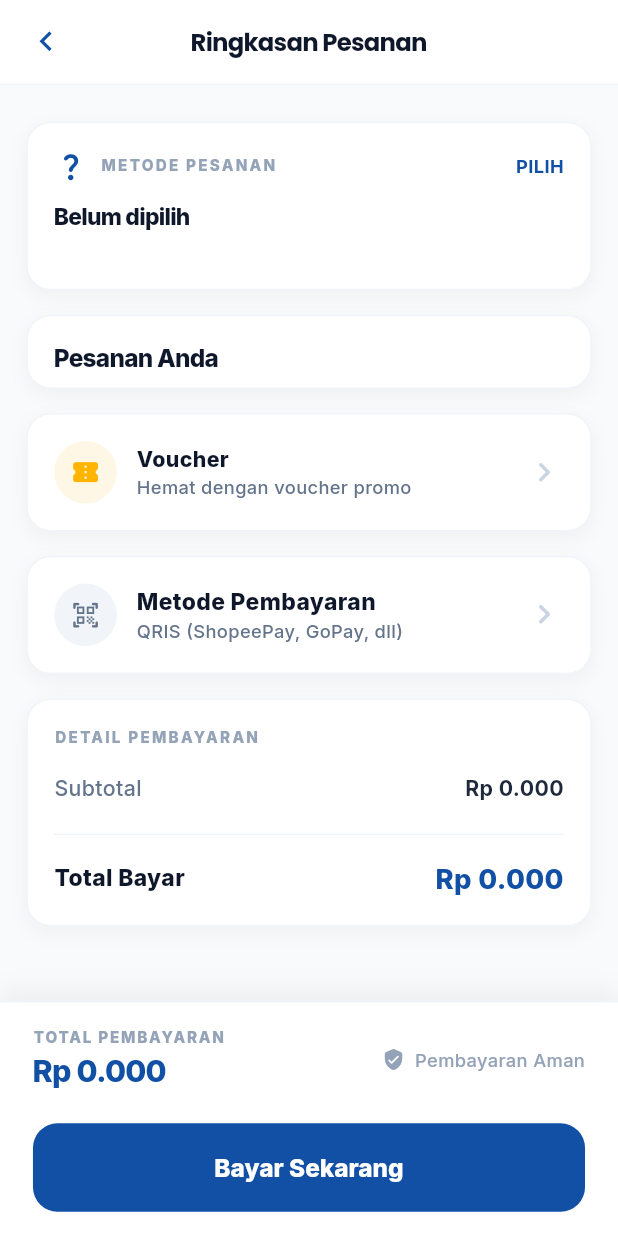
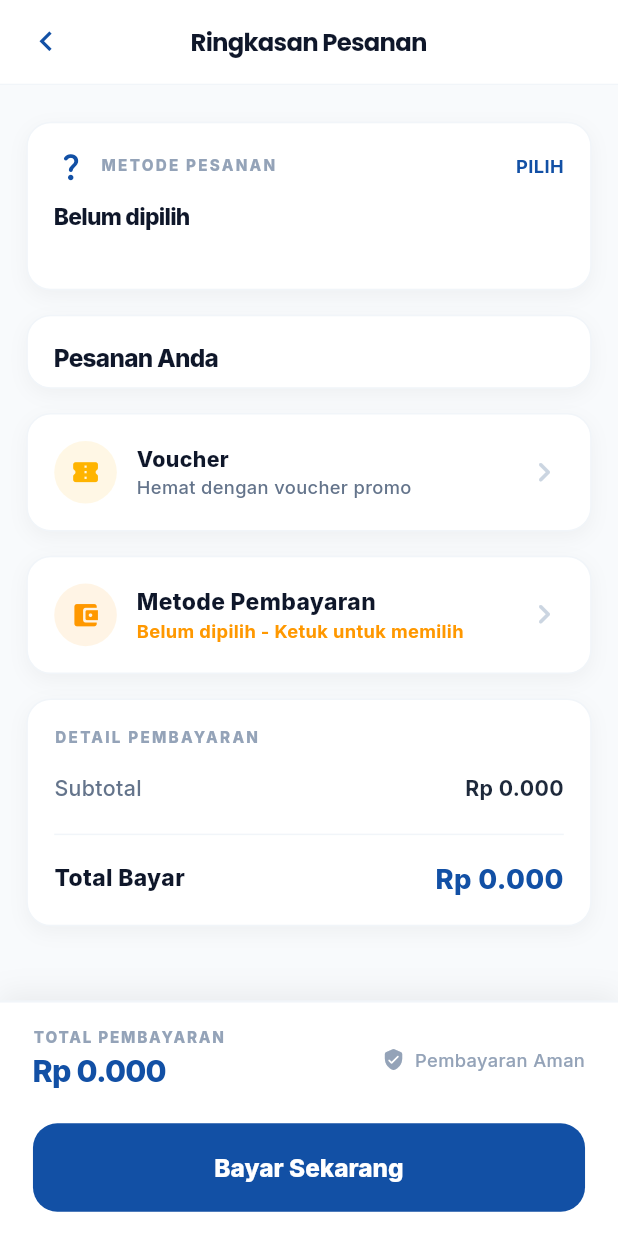
Before and after one commit to adydhermawan/ataskopi, a Flutter app: the CheckoutSummaryScreen screen opened directly, after a tap on "Bayar Sekarang", on a phone screen of 412 x 824 dp. Run offline on Flutter 3.47's test engine with Material 3 defaults, Android fonts, the phone set to English and light mode, and no system bars; our stand-ins replace flutter_map, flutter_riverpod, flutter_screenutil, geocoding, geolocator, google_fonts and 4 more; missing offline and left inert: dart:html, mobile_scanner; accounts and stored records are empty; network calls fail.

Commit message:
feat: make payment method selection mandatory during customer checkout

```diff
--- a/ataskopi_frontend/lib/features/checkout/presentation/screens/checkout_summary_screen.dart
+++ b/ataskopi_frontend/lib/features/checkout/presentation/screens/checkout_summary_screen.dart
@@ -43,54 +43,23 @@ class CheckoutSummaryScreen extends ConsumerWidget {
       }
     });
 
-    // Auto-initialize and validate payment method based on settings
+    // Validate payment method based on settings
     WidgetsBinding.instance.addPostFrameCallback((_) {
       if (settingsAsync.hasValue) {
         final settings = settingsAsync.value!;
-        final isInitialized = ref.read(isPaymentMethodInitializedProvider);
         final current = ref.read(selectedPaymentMethodProvider);
 
-        bool qrisActive = settings.qrisEnabled;
-        bool cashActive = settings.cashEnabled && (orderFlow.mode == OrderMode.dineIn || orderFlow.mode == OrderMode.pickup);
+        if (current.isNotEmpty) {
+          bool qrisActive = settings.qrisEnabled;
+          bool cashActive = settings.cashEnabled && (orderFlow.mode == OrderMode.dineIn || orderFlow.mode == OrderMode.pickup);
 
-        if (!isInitialized) {
-          // Initialize for the first time using backend settings' defaultPaymentMethod
-          String initialMethod = settings.defaultPaymentMethod == 'cash' || settings.defaultPaymentMethod == 'tunai'
-              ? 'tunai'
-              : 'qris';
-
-          // Check if the initial choice is active/valid
-          if (initialMethod == 'tunai' && !cashActive) {
-            initialMethod = 'qris';
-          } else if (initialMethod == 'qris' && !qrisActive) {
-            initialMethod = 'tunai';
-          }
-
-          // Update provider states
-          ref.read(selectedPaymentMethodProvider.notifier).state = initialMethod;
-          ref.read(isPaymentMethodInitializedProvider.notifier).state = true;
-        } else {
-          // It's already initialized, just validate the current selection.
-          // (e.g. if order mode changes to Delivery, Cash is no longer active)
           bool currentValid = true;
           if (current == 'qris' && !qrisActive) currentValid = false;
           if (current == 'tunai' && !cashActive) currentValid = false;
 
           if (!currentValid) {
-            String fallback = 'qris';
-            if (current == 'qris') {
-              fallback = 'tunai';
-            } else {
-              fallback = 'qris';
-            }
-            // Double check fallback is active
-            if (fallback == 'qris' && !qrisActive) {
-              // Both invalid or inactive, keep current
-            } else if (fallback == 'tunai' && !cashActive) {
-              // Both invalid or inactive, keep current
-            } else {
-              ref.read(selectedPaymentMethodProvider.notifier).state = fallback;
-            }
+            // Reset selection so customer is forced to select a valid one
+            ref.read(selectedPaymentMethodProvider.notifier).state = '';
           }
         }
       }
@@ -470,12 +439,20 @@ class CheckoutSummaryScreen extends ConsumerWidget {
                         Container(
                           padding: EdgeInsets.all(10.w),
                           decoration: BoxDecoration(
-                            color: const Color(0xFFF1F5F9),
+                            color: paymentMethod.isEmpty
+                                ? Colors.orange.withOpacity(0.1)
+                                : const Color(0xFFF1F5F9),
                             shape: BoxShape.circle,
                           ),
                           child: Icon(
-                            paymentMethod == 'tunai' ? Icons.payments_rounded : Icons.qr_code_scanner_rounded,
-                            color: const Color(0xFF64748B),
+                            paymentMethod == 'tunai'
+                                ? Icons.payments_rounded
+                                : (paymentMethod == 'qris'
+                                    ? Icons.qr_code_scanner_rounded
+                                    : Icons.account_balance_wallet_rounded),
+                            color: paymentMethod.isEmpty
+                                ? Colors.orange
+                                : const Color(0xFF64748B),
                             size: 18.w
                           ),
                         ),
@@ -493,11 +470,17 @@ class CheckoutSummaryScreen extends ConsumerWidget {
                                 ),
                               ),
                               Text(
-                                paymentMethod == 'tunai' ? 'Tunai (Cash)' : 'QRIS (ShopeePay, GoPay, dll)',
+                                paymentMethod == 'tunai'
+                                    ? 'Tunai (Cash)'
+                                    : (paymentMethod == 'qris'
+                                        ? 'QRIS (ShopeePay, GoPay, dll)'
+                                        : 'Belum dipilih - Ketuk untuk memilih'),
                                 style: TextStyle(
                                   fontSize: 12.sp,
-                                  color: const Color(0xFF64748B),
-                                  fontWeight: FontWeight.w500,
+                                  color: paymentMethod.isEmpty
+                                      ? Colors.orange
+                                      : const Color(0xFF64748B),
+                                  fontWeight: paymentMethod.isEmpty ? FontWeight.bold : FontWeight.w500,
                                 ),
                               ),
                             ],
@@ -784,6 +767,18 @@ class CheckoutSummaryScreen extends ConsumerWidget {
     final orderFlow = ref.read(orderFlowProvider);
 
     if (selectedOutlet == null) return;
+
+    // Validate payment method selection
+    final paymentMethod = ref.read(selectedPaymentMethodProvider);
+    if (paymentMethod.isEmpty) {
+      ScaffoldMessenger.of(context).showSnackBar(
+        const SnackBar(
+          content: Text('Mohon pilih metode pembayaran terlebih dahulu'),
+          backgroundColor: Colors.orange,
+        ),
+      );
+      return;
+    }
 
     // Show loading
     showDialog(
--- a/ataskopi_frontend/lib/features/checkout/presentation/screens/payment_method_screen.dart
+++ b/ataskopi_frontend/lib/features/checkout/presentation/screens/payment_method_screen.dart
@@ -16,7 +16,7 @@ class PaymentMethodScreen extends ConsumerStatefulWidget {
 }
 
 class _PaymentMethodScreenState extends ConsumerState<PaymentMethodScreen> {
-  String _selectedMethod = 'qris';
+  String _selectedMethod = '';
 
   @override
   void initState() {
@@ -133,10 +133,15 @@ class _PaymentMethodScreenState extends ConsumerState<PaymentMethodScreen> {
               height: 58.h,
               child: ElevatedButton(
                 onPressed: () {
-                  // Here we would normally store the selected method
-                  // But for this refined flow, we just pop back since CheckoutSummaryScreen
-                  // is where the order is placed.
-                  // In a real app, you'd use a provider to store the selection.
+                  if (_selectedMethod.isEmpty) {
+                    ScaffoldMessenger.of(context).showSnackBar(
+                      const SnackBar(
+                        content: Text('Mohon pilih metode pembayaran terlebih dahulu'),
+                        backgroundColor: Colors.orange,
+                      ),
+                    );
+                    return;
+                  }
                   Navigator.pop(context, _selectedMethod);
                 },
                 style: ElevatedButton.styleFrom(
--- a/ataskopi_frontend/lib/features/order/presentation/providers/order_providers.dart
+++ b/ataskopi_frontend/lib/features/order/presentation/providers/order_providers.dart
@@ -89,7 +89,7 @@ final cartProvider = StateNotifierProvider<CartNotifier, List<CartItem>>((ref) {
 
 final selectedVoucherProvider = StateProvider<Voucher?>((ref) => null);
 final pointsToRedeemProvider = StateProvider<int>((ref) => 0);
-final selectedPaymentMethodProvider = StateProvider<String>((ref) => 'qris');
+final selectedPaymentMethodProvider = StateProvider<String>((ref) => '');
 final isPaymentMethodInitializedProvider = StateProvider<bool>((ref) => false);
 
 final orderCalculationProvider = Provider((ref) {
```
